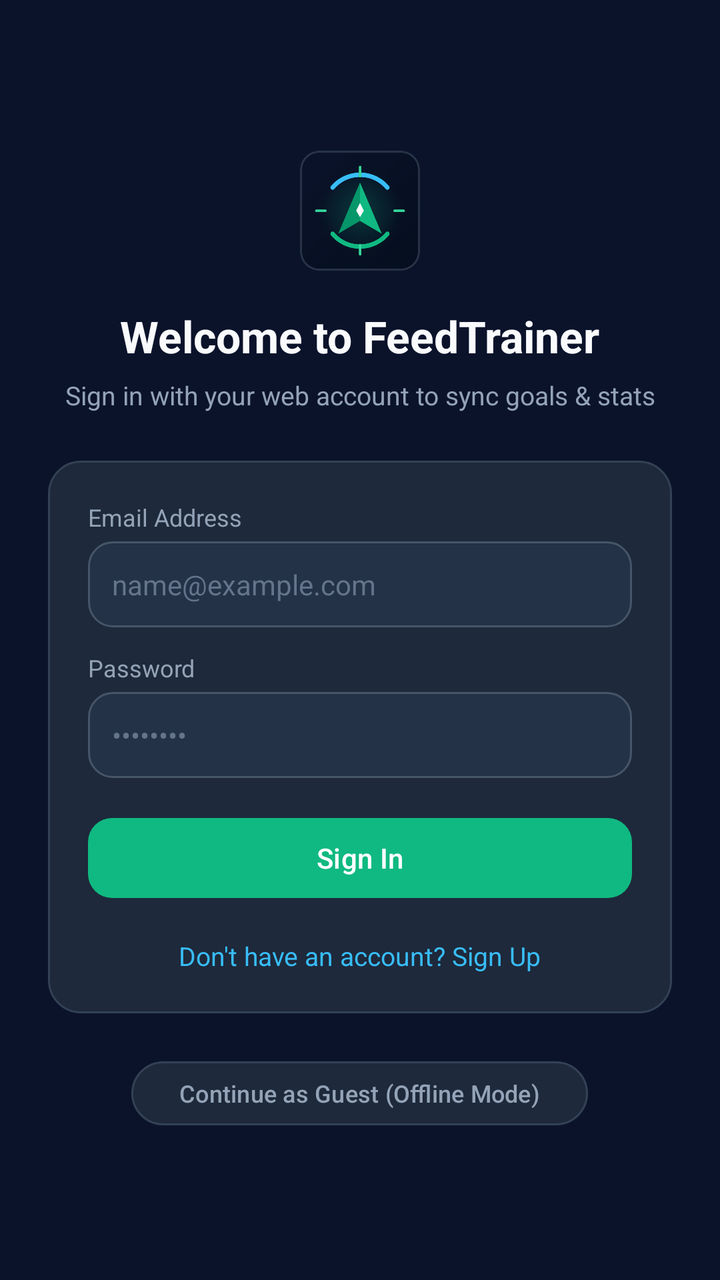
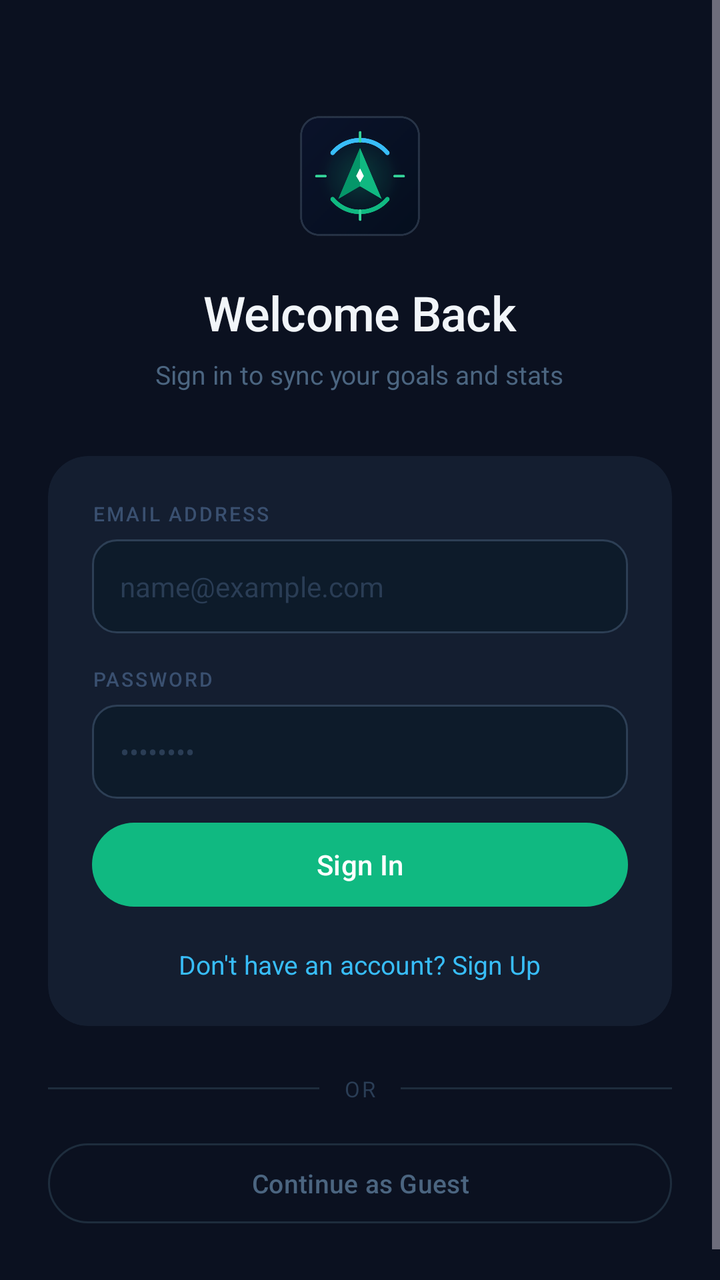

Two renders of the same Android screen: before a commit and after it. Below are the layout's source before the change and the commit's diff.
<!-- AndroidManifest.xml: application theme Theme.FeedTrainer -->
<!-- res/layout/activity_auth.xml -->
<?xml version="1.0" encoding="utf-8"?>
<ScrollView xmlns:android="http://schemas.android.com/apk/res/android"
    xmlns:app="http://schemas.android.com/apk/res-auto"
    android:layout_width="match_parent"
    android:layout_height="match_parent"
    android:background="#0B132B"
    android:fillViewport="true">

    <LinearLayout
        android:layout_width="match_parent"
        android:layout_height="wrap_content"
        android:orientation="vertical"
        android:padding="24dp"
        android:gravity="center">

        <ImageView
            android:layout_width="64dp"
            android:layout_height="64dp"
            android:src="@drawable/feedtrainer_logo"
            android:layout_marginBottom="16dp" />

        <TextView
            android:id="@+id/tvAuthTitle"
            android:layout_width="wrap_content"
            android:layout_height="wrap_content"
            android:text="Welcome to FeedTrainer"
            android:textColor="#F8FAFC"
            android:textSize="22sp"
            android:textStyle="bold" />

        <TextView
            android:id="@+id/tvAuthSubtitle"
            android:layout_width="wrap_content"
            android:layout_height="wrap_content"
            android:text="Sign in with your web account to sync goals &amp; stats"
            android:textColor="#94A3B8"
            android:textSize="13sp"
            android:gravity="center"
            android:layout_marginTop="6dp"
            android:layout_marginBottom="24dp" />

        
        <LinearLayout
            android:layout_width="match_parent"
            android:layout_height="wrap_content"
            android:orientation="vertical"
            android:background="@drawable/bg_card"
            android:padding="20dp">

            
            <TextView
                android:id="@+id/labelFullName"
                android:layout_width="wrap_content"
                android:layout_height="wrap_content"
                android:text="Full Name"
                android:textColor="#94A3B8"
                android:textSize="12sp"
                android:visibility="gone" />

            <EditText
                android:id="@+id/etFullName"
                android:layout_width="match_parent"
                android:layout_height="wrap_content"
                android:layout_marginTop="4dp"
                android:layout_marginBottom="12dp"
                android:background="@drawable/bg_button_secondary"
                android:hint="Aditya Jat"
                android:textColorHint="#64748B"
                android:textColor="#F8FAFC"
                android:textSize="14sp"
                android:padding="12dp"
                android:visibility="gone" />

            
            <TextView
                android:layout_width="wrap_content"
                android:layout_height="wrap_content"
                android:text="Email Address"
                android:textColor="#94A3B8"
                android:textSize="12sp" />

            <EditText
                android:id="@+id/etEmail"
                android:layout_width="match_parent"
                android:layout_height="wrap_content"
                android:layout_marginTop="4dp"
                android:layout_marginBottom="12dp"
                android:background="@drawable/bg_button_secondary"
                android:hint="name@example.com"
                android:textColorHint="#64748B"
                android:textColor="#F8FAFC"
                android:inputType="textEmailAddress"
                android:textSize="14sp"
                android:padding="12dp" />

            
            <TextView
                android:layout_width="wrap_content"
                android:layout_height="wrap_content"
                android:text="Password"
                android:textColor="#94A3B8"
                android:textSize="12sp" />

            <EditText
                android:id="@+id/etPassword"
                android:layout_width="match_parent"
                android:layout_height="wrap_content"
                android:layout_marginTop="4dp"
                android:layout_marginBottom="16dp"
                android:background="@drawable/bg_button_secondary"
                android:hint="••••••••"
                android:textColorHint="#64748B"
                android:textColor="#F8FAFC"
                android:inputType="textPassword"
                android:textSize="14sp"
                android:padding="12dp" />

            
            <TextView
                android:id="@+id/tvAuthError"
                android:layout_width="match_parent"
                android:layout_height="wrap_content"
                android:textColor="#EF4444"
                android:textSize="12sp"
                android:layout_marginBottom="8dp"
                android:visibility="gone" />

            
            <com.google.android.material.button.MaterialButton
                android:id="@+id/btnSubmitAuth"
                android:layout_width="match_parent"
                android:layout_height="48dp"
                android:text="Sign In"
                android:textSize="14sp"
                android:textColor="#FFFFFF"
                app:backgroundTint="#10B981"
                app:cornerRadius="12dp" />

            
            <TextView
                android:id="@+id/tvToggleAuthMode"
                android:layout_width="wrap_content"
                android:layout_height="wrap_content"
                android:layout_gravity="center_horizontal"
                android:layout_marginTop="16dp"
                android:text="Don't have an account? Sign Up"
                android:textColor="#38BDF8"
                android:textSize="13sp" />

        </LinearLayout>

        
        <com.google.android.material.button.MaterialButton
            android:id="@+id/btnContinueGuest"
            android:layout_width="wrap_content"
            android:layout_height="40dp"
            android:layout_marginTop="20dp"
            android:text="Continue as Guest (Offline Mode)"
            android:textSize="12sp"
            android:textColor="#94A3B8"
            app:strokeColor="#334155"
            app:strokeWidth="1dp"
            app:backgroundTint="#1E293B"
            app:cornerRadius="20dp" />

    </LinearLayout>
</ScrollView>
<!-- resources referenced by this layout -->
<resources>
  <!-- drawable bg_button_secondary (drawable) -->
  <?xml version="1.0" encoding="utf-8"?>
  <shape xmlns:android="http://schemas.android.com/apk/res/android"
      android:shape="rectangle">
      <solid android:color="#243248" />
      <stroke android:width="1dp" android:color="#475569" />
      <corners android:radius="12dp" />
  </shape>
  <!-- drawable bg_card (drawable) -->
  <?xml version="1.0" encoding="utf-8"?>
  <shape xmlns:android="http://schemas.android.com/apk/res/android"
      android:shape="rectangle">
      <solid android:color="#1E293B" />
      <stroke android:width="1dp" android:color="#334155" />
      <corners android:radius="16dp" />
  </shape>
  <!-- drawable feedtrainer_logo: png bitmap (drawable, 45398 bytes) -->
  <style name="Theme.FeedTrainer" parent="Theme.Material3.Dark.NoActionBar">
          <item name="colorPrimary">@color/primary</item>
          <item name="colorOnPrimary">@color/on_primary</item>
          <item name="colorPrimaryContainer">@color/primary_container</item>
          <item name="android:statusBarColor">@color/bg_dark</item>
          <item name="android:windowBackground">@color/bg_dark</item>
          <item name="android:navigationBarColor">@color/bg_dark</item>
      </style>
  <color name="primary">#10B981</color>
  <color name="on_primary">#FFFFFF</color>
  <color name="primary_container">#064E3B</color>
  <color name="bg_dark">#0F172A</color>
</resources>

<!-- the commit's change to res/layout/activity_auth.xml (unified diff, before → after) -->
@@ -3,165 +3,219 @@
     xmlns:app="http://schemas.android.com/apk/res-auto"
     android:layout_width="match_parent"
     android:layout_height="match_parent"
-    android:background="#0B132B"
+    android:background="#0B1120"
     android:fillViewport="true">
 
     <LinearLayout
         android:layout_width="match_parent"
         android:layout_height="wrap_content"
         android:orientation="vertical"
-        android:padding="24dp"
-        android:gravity="center">
-
+        android:gravity="center_horizontal"
+        android:paddingStart="24dp"
+        android:paddingEnd="24dp"
+        android:paddingTop="56dp"
+        android:paddingBottom="40dp">
+
+        
         <ImageView
             android:layout_width="64dp"
             android:layout_height="64dp"
             android:src="@drawable/feedtrainer_logo"
-            android:layout_marginBottom="16dp" />
+            android:scaleType="fitCenter"
+            android:layout_marginBottom="20dp" />
 
         <TextView
             android:id="@+id/tvAuthTitle"
             android:layout_width="wrap_content"
             android:layout_height="wrap_content"
-            android:text="Welcome to FeedTrainer"
-            android:textColor="#F8FAFC"
-            android:textSize="22sp"
-            android:textStyle="bold" />
+            android:text="Welcome Back"
+            android:textColor="#F1F5F9"
+            android:textSize="24sp"
+            android:fontFamily="sans-serif-medium"
+            android:letterSpacing="-0.01" />
 
         <TextView
             android:id="@+id/tvAuthSubtitle"
             android:layout_width="wrap_content"
             android:layout_height="wrap_content"
-            android:text="Sign in with your web account to sync goals &amp; stats"
-            android:textColor="#94A3B8"
+            android:text="Sign in to sync your goals and stats"
+            android:textColor="#4B6580"
             android:textSize="13sp"
             android:gravity="center"
             android:layout_marginTop="6dp"
-            android:layout_marginBottom="24dp" />
+            android:layout_marginBottom="32dp" />
+
+        
+        <androidx.cardview.widget.CardView
+            android:layout_width="match_parent"
+            android:layout_height="wrap_content"
+            app:cardCornerRadius="20dp"
+            app:cardElevation="0dp"
+            app:cardBackgroundColor="#141E30">
+
+            <LinearLayout
+                android:layout_width="match_parent"
+                android:layout_height="wrap_content"
+                android:orientation="vertical"
+                android:padding="22dp">
+
+                
+                <TextView
+                    android:id="@+id/labelFullName"
+                    android:layout_width="wrap_content"
+                    android:layout_height="wrap_content"
+                    android:text="FULL NAME"
+                    android:textColor="#3A5070"
+                    android:textSize="10sp"
+                    android:letterSpacing="0.1"
+                    android:fontFamily="sans-serif-medium"
+                    android:layout_marginBottom="6dp"
+                    android:visibility="gone" />
+
+                <EditText
+                    android:id="@+id/etFullName"
+                    android:layout_width="match_parent"
+                    android:layout_height="wrap_content"
+                    android:background="@drawable/bg_input_field"
+                    android:hint="Aditya Jat"
+                    android:textColorHint="#2A3D55"
+                    android:textColor="#CBD5E1"
+                    android:textSize="14sp"
+                    android:padding="14dp"
+                    android:inputType="textPersonName"
+                    android:layout_marginBottom="16dp"
+                    android:visibility="gone" />
+
+                
+                <TextView
+                    android:layout_width="wrap_content"
+                    android:layout_height="wrap_content"
+                    android:text="EMAIL ADDRESS"
+                    android:textColor="#3A5070"
+                    android:textSize="10sp"
+                    android:letterSpacing="0.1"
+                    android:fontFamily="sans-serif-medium"
+                    android:layout_marginBottom="6dp" />
+
+                <EditText
+                    android:id="@+id/etEmail"
+                    android:layout_width="match_parent"
+                    android:layout_height="wrap_content"
+                    android:background="@drawable/bg_input_field"
+                    android:hint="name@example.com"
+                    android:textColorHint="#2A3D55"
+                    android:textColor="#CBD5E1"
+                    android:inputType="textEmailAddress"
+                    android:textSize="14sp"
+                    android:padding="14dp"
+                    android:layout_marginBottom="16dp" />
+
+                
+                <TextView
+                    android:layout_width="wrap_content"
+                    android:layout_height="wrap_content"
+                    android:text="PASSWORD"
+                    android:textColor="#3A5070"
+                    android:textSize="10sp"
+                    android:letterSpacing="0.1"
+                    android:fontFamily="sans-serif-medium"
+                    android:layout_marginBottom="6dp" />
+
+                <EditText
+                    android:id="@+id/etPassword"
+                    android:layout_width="match_parent"
+                    android:layout_height="wrap_content"
+                    android:background="@drawable/bg_input_field"
+                    android:hint="••••••••"
+                    android:textColorHint="#2A3D55"
+                    android:textColor="#CBD5E1"
+                    android:inputType="textPassword"
+                    android:textSize="14sp"
+                    android:padding="14dp"
+                    android:layout_marginBottom="8dp" />
+
+                
+                <TextView
+                    android:id="@+id/tvAuthError"
+                    android:layout_width="match_parent"
+                    android:layout_height="wrap_content"
+                    android:textColor="#EF4444"
+                    android:textSize="12sp"
+                    android:layout_marginBottom="12dp"
+                    android:lineSpacingExtra="2dp"
+                    android:visibility="gone" />
+
+                
+                <com.google.android.material.button.MaterialButton
+                    android:id="@+id/btnSubmitAuth"
+                    android:layout_width="match_parent"
+                    android:layout_height="50dp"
+                    android:text="Sign In"
+                    android:textSize="14sp"
+                    android:textColor="#FFFFFF"
+                    android:fontFamily="sans-serif-medium"
+                    app:backgroundTint="#10B981"
+                    app:cornerRadius="25dp" />
+
+                
+                <TextView
+                    android:id="@+id/tvToggleAuthMode"
+                    android:layout_width="wrap_content"
+                    android:layout_height="wrap_content"
+                    android:layout_gravity="center_horizontal"
+                    android:layout_marginTop="16dp"
+                    android:text="Don't have an account? Sign Up"
+                    android:textColor="#38BDF8"
+                    android:textSize="13sp" />
+
+            </LinearLayout>
+        </androidx.cardview.widget.CardView>
 
         
         <LinearLayout
             android:layout_width="match_parent"
             android:layout_height="wrap_content"
-            android:orientation="vertical"
-            android:background="@drawable/bg_card"
-            android:padding="20dp">
-
-            
-            <TextView
-                android:id="@+id/labelFullName"
-                android:layout_width="wrap_content"
-                android:layout_height="wrap_content"
-                android:text="Full Name"
-                android:textColor="#94A3B8"
-                android:textSize="12sp"
-                android:visibility="gone" />
-
-            <EditText
-                android:id="@+id/etFullName"
-                android:layout_width="match_parent"
-                android:layout_height="wrap_content"
-                android:layout_marginTop="4dp"
-                android:layout_marginBottom="12dp"
-                android:background="@drawable/bg_button_secondary"
-                android:hint="Aditya Jat"
-                android:textColorHint="#64748B"
-                android:textColor="#F8FAFC"
-                android:textSize="14sp"
-                android:padding="12dp"
-                android:visibility="gone" />
-
-            
+            android:orientation="horizontal"
+            android:gravity="center_vertical"
+            android:layout_marginTop="24dp"
+            android:layout_marginBottom="16dp">
+
+            <View
+                android:layout_width="0dp"
+                android:layout_height="1dp"
+                android:layout_weight="1"
+                android:background="#1E2D3D" />
+
             <TextView
                 android:layout_width="wrap_content"
                 android:layout_height="wrap_content"
-                android:text="Email Address"
-                android:textColor="#94A3B8"
-                android:textSize="12sp" />
-
-            <EditText
-                android:id="@+id/etEmail"
-                android:layout_width="match_parent"
-                android:layout_height="wrap_content"
-                android:layout_marginTop="4dp"
-                android:layout_marginBottom="12dp"
-                android:background="@drawable/bg_button_secondary"
-                android:hint="name@example.com"
-                android:textColorHint="#64748B"
-                android:textColor="#F8FAFC"
-                android:inputType="textEmailAddress"
-                android:textSize="14sp"
-                android:padding="12dp" />
-
-            
-            <TextView
-                android:layout_width="wrap_content"
-                android:layout_height="wrap_content"
-                android:text="Password"
-                android:textColor="#94A3B8"
-                android:textSize="12sp" />
-
-            <EditText
-                android:id="@+id/etPassword"
-                android:layout_width="match_parent"
-                android:layout_height="wrap_content"
-                android:layout_marginTop="4dp"
-                android:layout_marginBottom="16dp"
-                android:background="@drawable/bg_button_secondary"
-                android:hint="••••••••"
-                android:textColorHint="#64748B"
-                android:textColor="#F8FAFC"
-                android:inputType="textPassword"
-                android:textSize="14sp"
-                android:padding="12dp" />
-
-            
-            <TextView
-                android:id="@+id/tvAuthError"
-                android:layout_width="match_parent"
-                android:layout_height="wrap_content"
-                android:textColor="#EF4444"
-                android:textSize="12sp"
-                android:layout_marginBottom="8dp"
-                android:visibility="gone" />
-
-            
-            <com.google.android.material.button.MaterialButton
-                android:id="@+id/btnSubmitAuth"
-                android:layout_width="match_parent"
-                android:layout_height="48dp"
-                android:text="Sign In"
-                android:textSize="14sp"
-                android:textColor="#FFFFFF"
-                app:backgroundTint="#10B981"
-                app:cornerRadius="12dp" />
-
-            
-            <TextView
-                android:id="@+id/tvToggleAuthMode"
-                android:layout_width="wrap_content"
-                android:layout_height="wrap_content"
-                android:layout_gravity="center_horizontal"
-                android:layout_marginTop="16dp"
-                android:text="Don't have an account? Sign Up"
-                android:textColor="#38BDF8"
-                android:textSize="13sp" />
-
+                android:text="OR"
+                android:textColor="#2A3D55"
+                android:textSize="11sp"
+                android:letterSpacing="0.1"
+                android:paddingStart="12dp"
+                android:paddingEnd="12dp" />
+
+            <View
+                android:layout_width="0dp"
+                android:layout_height="1dp"
+                android:layout_weight="1"
+                android:background="#1E2D3D" />
         </LinearLayout>
 
         
         <com.google.android.material.button.MaterialButton
             android:id="@+id/btnContinueGuest"
-            android:layout_width="wrap_content"
-            android:layout_height="40dp"
-            android:layout_marginTop="20dp"
-            android:text="Continue as Guest (Offline Mode)"
-            android:textSize="12sp"
-            android:textColor="#94A3B8"
-            app:strokeColor="#334155"
+            style="@style/Widget.Material3.Button.OutlinedButton"
+            android:layout_width="match_parent"
+            android:layout_height="48dp"
+            android:text="Continue as Guest"
+            android:textSize="13sp"
+            android:textColor="#4B6580"
+            app:strokeColor="#1E2D3D"
             app:strokeWidth="1dp"
-            app:backgroundTint="#1E293B"
-            app:cornerRadius="20dp" />
+            app:backgroundTint="#00000000"
+            app:cornerRadius="24dp" />
 
     </LinearLayout>
 </ScrollView>
<!-- resource entries referenced after the edit -->
@@ -1,33 +1,30 @@
 <!-- resources referenced by this layout -->
 <resources>
-  <!-- drawable bg_button_secondary (drawable) -->
+  <!-- drawable bg_input_field (drawable) -->
   <?xml version="1.0" encoding="utf-8"?>
   <shape xmlns:android="http://schemas.android.com/apk/res/android"
       android:shape="rectangle">
-      <solid android:color="#243248" />
-      <stroke android:width="1dp" android:color="#475569" />
+      <solid android:color="#0D1B2A" />
+      <stroke android:width="1dp" android:color="#2D3F55" />
       <corners android:radius="12dp" />
-  </shape>
-  <!-- drawable bg_card (drawable) -->
-  <?xml version="1.0" encoding="utf-8"?>
-  <shape xmlns:android="http://schemas.android.com/apk/res/android"
-      android:shape="rectangle">
-      <solid android:color="#1E293B" />
-      <stroke android:width="1dp" android:color="#334155" />
-      <corners android:radius="16dp" />
   </shape>
   <!-- drawable feedtrainer_logo: png bitmap (drawable, 45398 bytes) -->
   <style name="Theme.FeedTrainer" parent="Theme.Material3.Dark.NoActionBar">
           <item name="colorPrimary">@color/primary</item>
           <item name="colorOnPrimary">@color/on_primary</item>
           <item name="colorPrimaryContainer">@color/primary_container</item>
-          <item name="android:statusBarColor">@color/bg_dark</item>
+          <item name="colorSurface">@color/surface_dark</item>
+          <item name="colorSurfaceVariant">@color/surface_card</item>
+          <item name="android:statusBarColor">#0B1120</item>
           <item name="android:windowBackground">@color/bg_dark</item>
-          <item name="android:navigationBarColor">@color/bg_dark</item>
+          <item name="android:navigationBarColor">#0B1120</item>
+          <item name="android:windowLightStatusBar">false</item>
       </style>
   <color name="primary">#10B981</color>
   <color name="on_primary">#FFFFFF</color>
   <color name="primary_container">#064E3B</color>
+  <color name="surface_dark">#1E293B</color>
+  <color name="surface_card">#243248</color>
   <color name="bg_dark">#0F172A</color>
 </resources>
 
